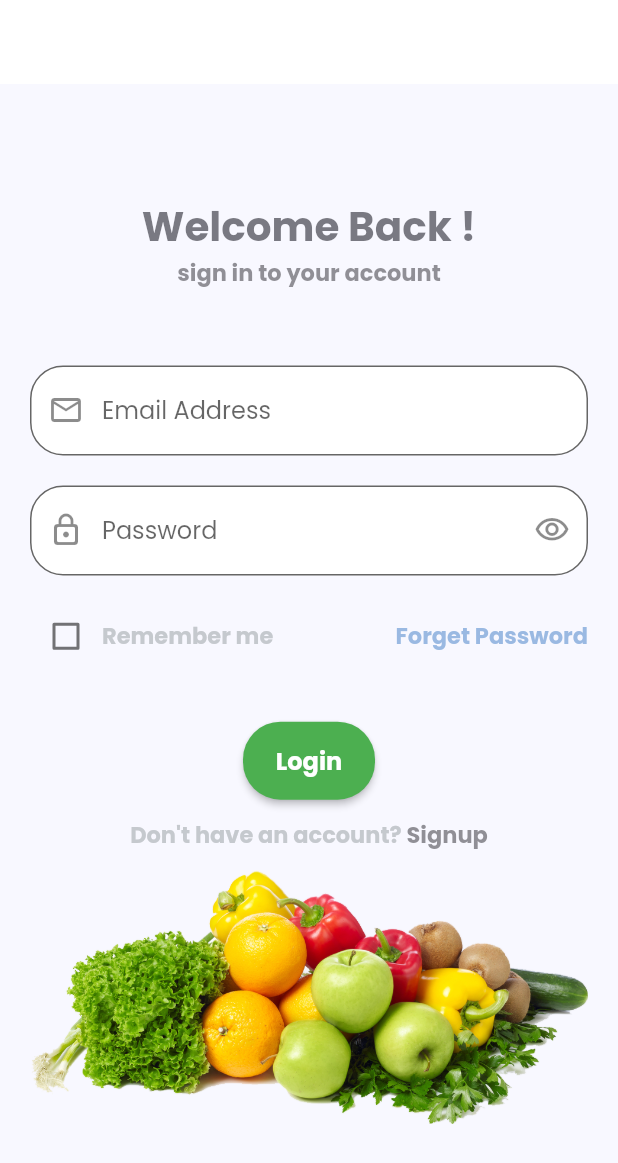
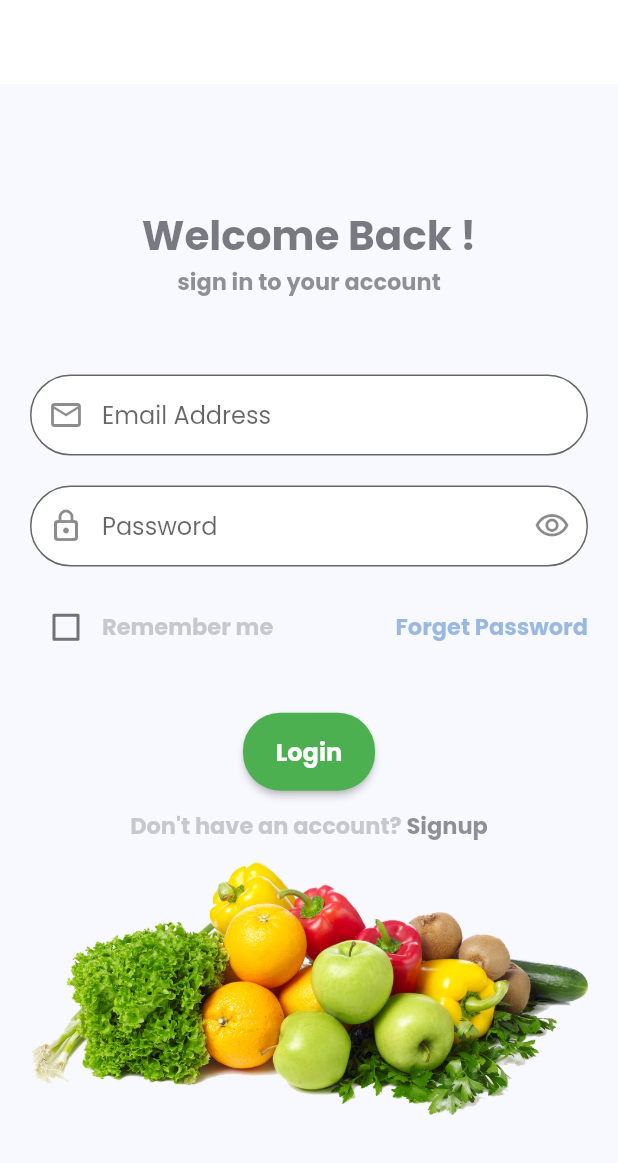
Before and after one commit to pranavo72bex/shoppingApp, a Flutter app: the screen it shows after launch, on a phone screen of 412 x 824 dp. Shown: the top 1163 px of the screen. Run offline on Flutter 3.47's test engine with Material 2 defaults, Android fonts, the phone set to English and light mode, and no system bars; our stand-ins replace auto_route, google_fonts.

Commit message:
texfield more rounded corner

```diff
--- a/lib/presentation/common_widget/text_field_widget.dart
+++ b/lib/presentation/common_widget/text_field_widget.dart
@@ -28,10 +28,10 @@ class _TextFieldWidgetState extends State<TextFieldWidget> {
         hintText: widget.textelements,
         prefixIcon: Icon(widget.prefixIcon),
         suffixIcon: widget.isPassword ? prefixButton() : null,
-        contentPadding: EdgeInsets.all(18),
+        contentPadding: EdgeInsets.all(15),
         border: OutlineInputBorder(
           borderRadius: const BorderRadius.all(
-            const Radius.circular(22.0),
+            const Radius.circular(28.0),
           ),
         ),
       ),
```
